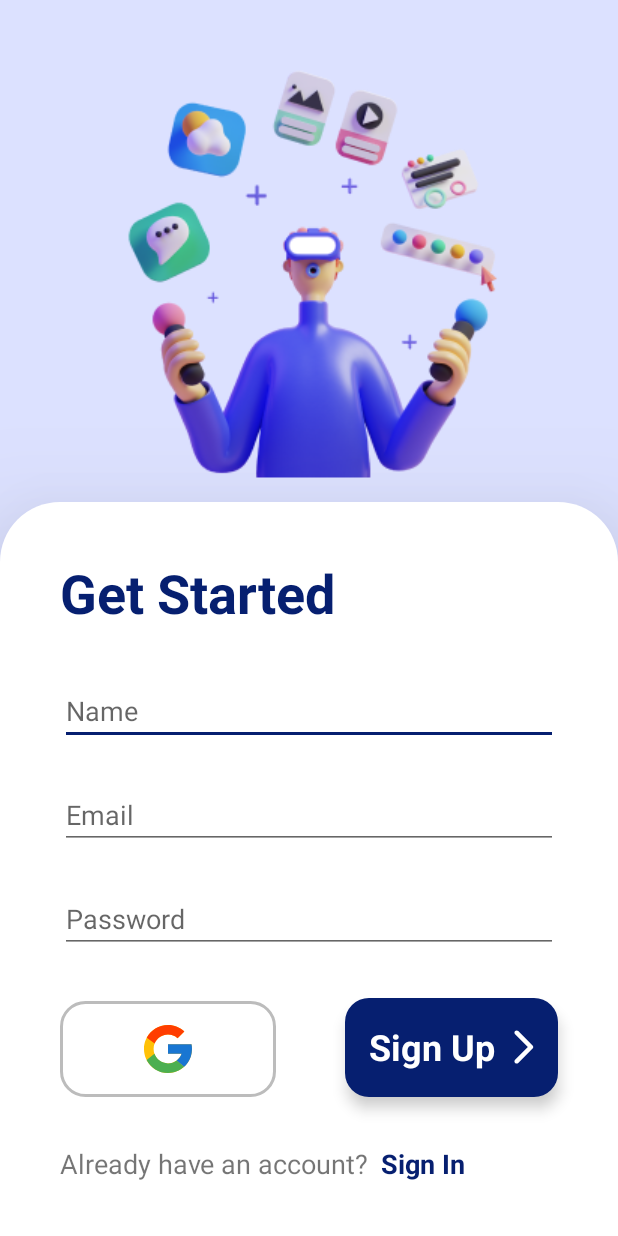
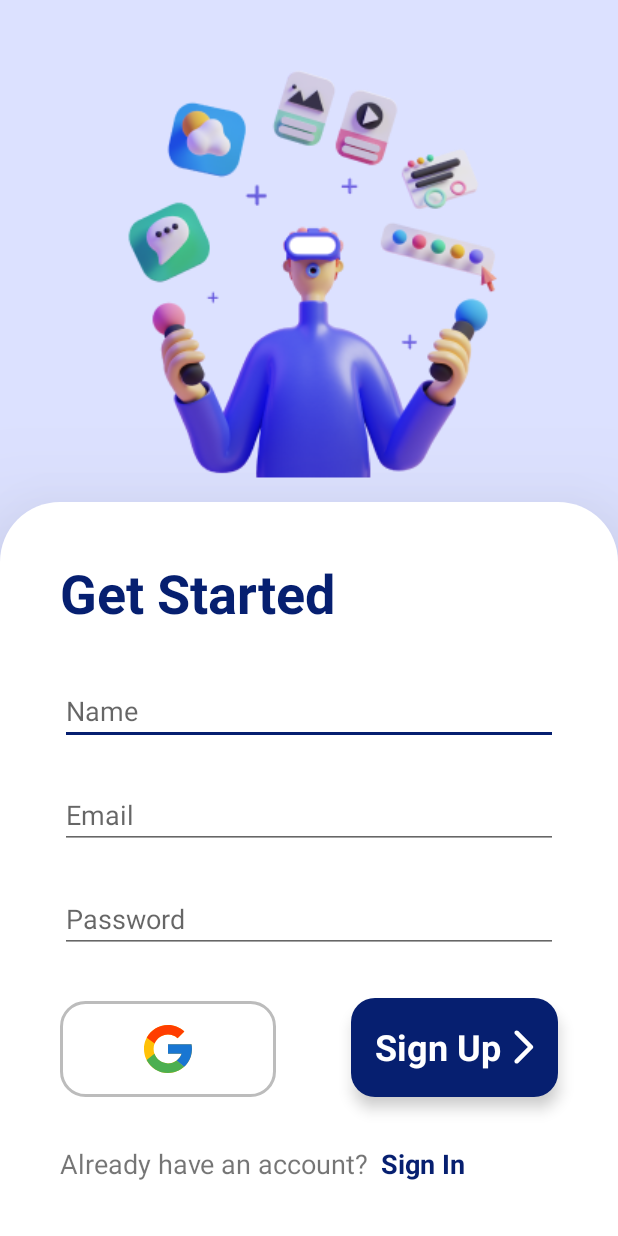
Before and after one commit to galihif/TaskMaster, an Android app: the screen it shows after launch (SignUpActivity), after a tap on "Skip", on a phone screen of 412 x 824 dp. Run offline under Robolectric (Android 15) with nearby library versions, the phone set to English and light mode, and no system bars; our stand-ins replace Firebase (no records; nobody signed in at launch, a user with empty details on screens opened directly); libraries missing offline, so code that uses them is left out: maes.tech.intentanim.

Commit message:
adjust sign constraint

```diff
--- a/app/src/main/res/layout/activity_sign_in.xml
+++ b/app/src/main/res/layout/activity_sign_in.xml
@@ -91,7 +91,7 @@
             android:background="@drawable/bg_shape_signup_btn"
             android:clickable="true"
             android:drawableRight="@drawable/ic_signup_arrow"
-            android:drawablePadding="12dp"
+            android:drawablePadding="8dp"
             android:elevation="6dp"
             android:padding="16dp"
             android:text="Sign In"
--- a/app/src/main/res/layout/activity_sign_up.xml
+++ b/app/src/main/res/layout/activity_sign_up.xml
@@ -102,7 +102,7 @@
             android:background="@drawable/bg_shape_signup_btn"
             android:clickable="true"
             android:drawableRight="@drawable/ic_signup_arrow"
-            android:drawablePadding="12dp"
+            android:drawablePadding="8dp"
             android:elevation="6dp"
             android:padding="16dp"
             android:text="Sign Up"
```
